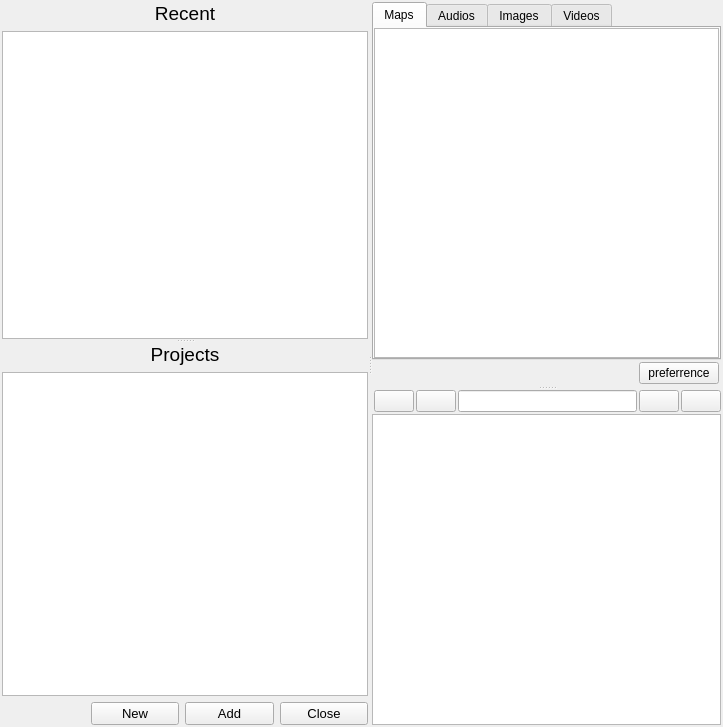
Old version of the form src/ui/project/projectmanager.ui in the repository xiangCaO233/MusicMapMaker.
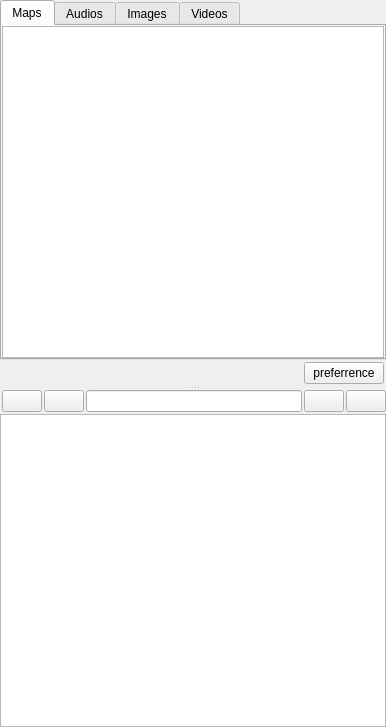
New version of the form. Icons and pictures are not drawn.

Diff of the .ui file:
```diff
--- a/src/ui/project/projectmanager.ui
+++ b/src/ui/project/projectmanager.ui
@@ -6,155 +6,13 @@
    <rect>
     <x>0</x>
     <y>0</y>
-    <width>723</width>
+    <width>386</width>
     <height>727</height>
    </rect>
   </property>
   <property name="windowTitle">
    <string>Project Manager</string>
   </property>
-  <layout class="QHBoxLayout" name="horizontalLayout">
-   <property name="spacing">
-    <number>0</number>
-   </property>
-   <property name="leftMargin">
-    <number>2</number>
-   </property>
-   <property name="topMargin">
-    <number>2</number>
-   </property>
-   <property name="rightMargin">
-    <number>2</number>
-   </property>
-   <property name="bottomMargin">
-    <number>2</number>
-   </property>
-   <item>
-    <widget class="QSplitter" name="main_splitter">
-     <property name="orientation">
-      <enum>Qt::Orientation::Horizontal</enum>
-     </property>
-     <widget class="QSplitter" name="manager_splitter">
-      <property name="orientation">
-       <enum>Qt::Orientation::Vertical</enum>
-      </property>
-      <widget class="QWidget" name="layoutWidget">
-       <layout class="QVBoxLayout" name="recent_layout">
-        <item>
-         <widget class="QLabel" name="recent_label">
-          <property name="font">
-           <font>
-            <pointsize>14</pointsize>
-           </font>
-          </property>
-          <property name="text">
-           <string>Recent</string>
-          </property>
-          <property name="alignment">
-           <set>Qt::AlignmentFlag::AlignCenter</set>
-          </property>
-         </widget>
-        </item>
-        <item>
-         <widget class="QListView" name="recent_list"/>
-        </item>
-       </layout>
-      </widget>
-      <widget class="QWidget" name="layoutWidget">
-       <layout class="QVBoxLayout" name="project_layout">
-        <item>
-         <widget class="QLabel" name="manager_label">
-          <property name="font">
-           <font>
-            <pointsize>14</pointsize>
-           </font>
-          </property>
-          <property name="text">
-           <string>Projects</string>
-          </property>
-          <property name="alignment">
-           <set>Qt::AlignmentFlag::AlignCenter</set>
-          </property>
-         </widget>
-        </item>
-        <item>
-         <widget class="QListView" name="project_list"/>
-        </item>
-        <item>
-         <layout class="QHBoxLayout" name="button_layout">
-          <item>
-           <spacer name="horizontalSpacer">
-            <property name="orientation">
-             <enum>Qt::Orientation::Horizontal</enum>
-            </property>
-            <property name="sizeHint" stdset="0">
-             <size>
-              <width>40</width>
-              <height>20</height>
-             </size>
-            </property>
-           </spacer>
-          </item>
-          <item>
-           <widget class="QPushButton" name="create_project_button">
-            <property name="sizePolicy">
-             <sizepolicy hsizetype="MinimumExpanding" vsizetype="Fixed">
-              <horstretch>0</horstretch>
-              <verstretch>0</verstretch>
-             </sizepolicy>
-            </property>
-            <property name="font">
-             <font>
-              <pointsize>10</pointsize>
-             </font>
-            </property>
-            <property name="text">
-             <string>New</string>
-            </property>
-           </widget>
-          </item>
-          <item>
-           <widget class="QPushButton" name="add_project_button">
-            <property name="sizePolicy">
-             <sizepolicy hsizetype="MinimumExpanding" vsizetype="Fixed">
-              <horstretch>0</horstretch>
-              <verstretch>0</verstretch>
-             </sizepolicy>
-            </property>
-            <property name="font">
-             <font>
-              <pointsize>10</pointsize>
-             </font>
-            </property>
-            <property name="text">
-             <string>Add</string>
-            </property>
-           </widget>
-          </item>
-          <item>
-           <widget class="QPushButton" name="close_project_button">
-            <property name="sizePolicy">
-             <sizepolicy hsizetype="MinimumExpanding" vsizetype="Fixed">
-              <horstretch>0</horstretch>
-              <verstretch>0</verstretch>
-             </sizepolicy>
-            </property>
-            <property name="font">
-             <font>
-              <pointsize>10</pointsize>
-             </font>
-            </property>
-            <property name="text">
-             <string>Close</string>
-            </property>
-           </widget>
-          </item>
-         </layout>
-        </item>
-       </layout>
-      </widget>
-     </widget>
-     <widget class="QWidget" name="project_content" native="true">
       <layout class="QVBoxLayout" name="verticalLayout">
        <property name="spacing">
         <number>0</number>
@@ -395,10 +253,6 @@
            </item>
            <item>
             <widget class="QTreeView" name="project_browser"/>
-           </item>
-          </layout>
-         </widget>
-        </widget>
        </item>
       </layout>
      </widget>
```
Lines whose indentation alone changed are shown as unchanged.
